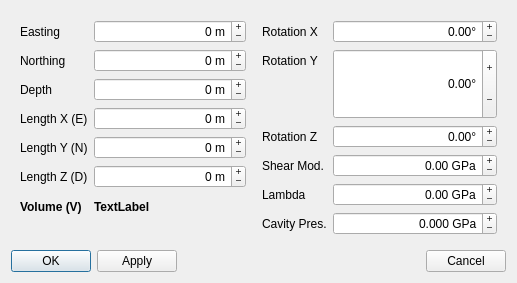
Qt form src/talpa/res/ellipsoid_source.ui (pyrocko/kite) before a commit.
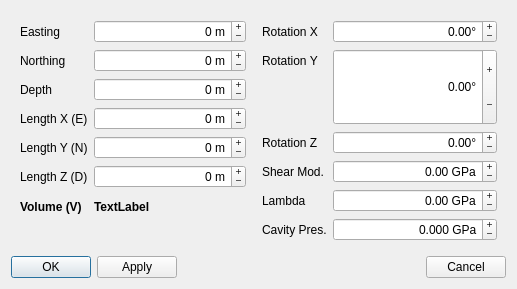
The same form after that commit.

What changed in the file:
```diff
--- a/src/talpa/res/ellipsoid_source.ui
+++ b/src/talpa/res/ellipsoid_source.ui
@@ -10,7 +10,7 @@
     <x>0</x>
     <y>0</y>
     <width>517</width>
-    <height>283</height>
+    <height>289</height>
    </rect>
   </property>
   <property name="sizePolicy">
```
Left out of the diff: 2 changed lines with no effect on the pictures.
